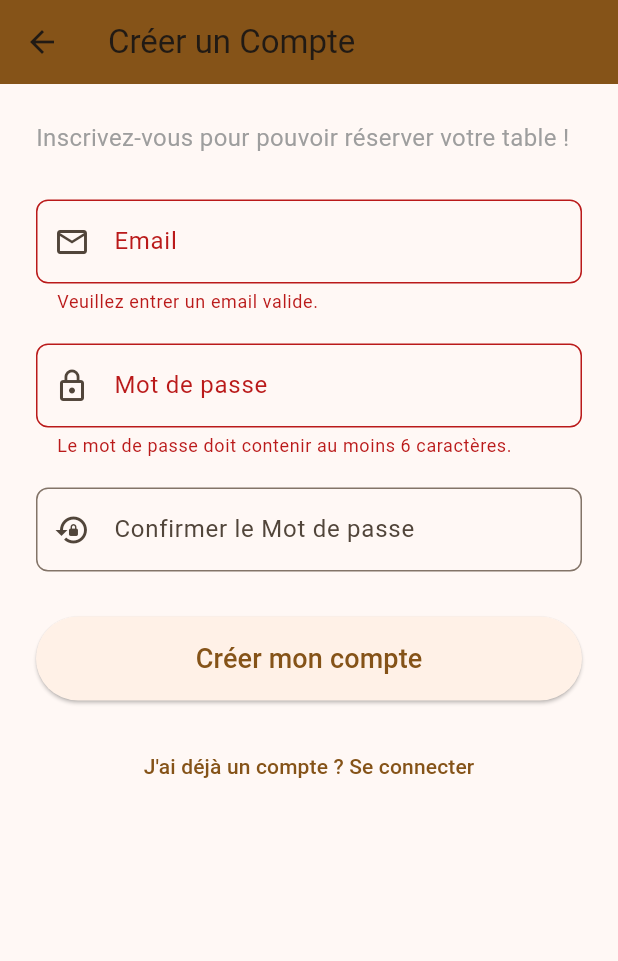
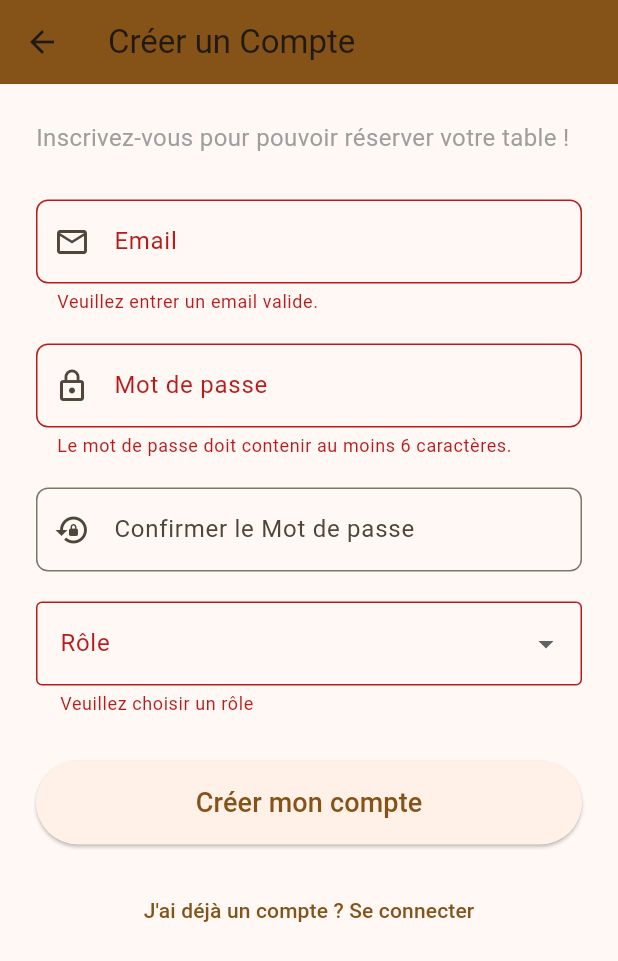
Before and after one commit to mmoyaerts/app_resto_flutter, a Flutter app: the CreateAccountScreen screen opened directly, after a tap on "Créer mon compte", on a phone screen of 412 x 824 dp. Shown: the top 961 px of the screen. Run offline on Flutter 3.47's test engine with Material 3 defaults, Android fonts, the phone set to English and light mode, and no system bars.

Commit message:
correction bug

```diff
--- a/lib/model/user.dart
+++ b/lib/model/user.dart
@@ -2,15 +2,17 @@
 class User {
   final String id;
   final String email;
-  final String name; // Si le nom est stocké
+  final String name;
+  final String role;
 
-  User({required this.id, required this.email, this.name = ''});
+  User({required this.id, required this.email, this.name = '', required this.role});
 
   factory User.fromJson(Map<String, dynamic> json) {
     return User(
       id: json['id'] as String,
       email: json['email'] as String,
       name: json['name'] as String? ?? '',
+      role: json['role'] as String,
     );
   }
 }
--- a/lib/screen/create_account_screen.dart
+++ b/lib/screen/create_account_screen.dart
@@ -1,7 +1,5 @@
 import 'package:flutter/material.dart';
 import '../widgets/custom_text_field.dart';
-// Note : Vous devrez ajuster cet import si le nom de votre projet n'est pas 'resto_app'
-// import 'package:resto_app/service/auth_service.dart';
 
 class CreateAccountScreen extends StatefulWidget {
   const CreateAccountScreen({super.key});
@@ -17,35 +15,28 @@ class _CreateAccountScreenState extends State<CreateAccountScreen> {
   final TextEditingController _confirmPasswordController = TextEditingController();
   bool _isLoading = false;
 
+  // Liste des rôles
+  final List<String> _roles = ['Client', 'Serveur', 'Admin'];
+  String? _selectedRole;
+
   void _submitForm() async {
     if (_formKey.currentState!.validate()) {
-      setState(() {
-        _isLoading = true;
-      });
+      setState(() => _isLoading = true);
 
-      // TODO[cite: 102]: Implémenter la logique de création de compte (email/mot de passe minimum)
-      // Ex: final authService = AuthService();
-      // Ex: final success = await authService.register(_emailController.text, _passwordController.text);
+      // Simulation d'appel API
+      await Future.delayed(const Duration(seconds: 1));
 
-      await Future.delayed(const Duration(seconds: 1)); // Simulation d'appel API
+      setState(() => _isLoading = false);
 
-      setState(() {
-        _isLoading = false;
-      });
+      // Afficher le rôle choisi dans la console pour vérifier
+      print('Rôle choisi : $_selectedRole');
 
-      if (true) { // Remplacez 'true' par la réponse réelle de l'API
-        print('Compte créé : Naviguer vers l\'écran de connexion');
-        // Afficher un message de succès
-        ScaffoldMessenger.of(context).showSnackBar(
-          const SnackBar(content: Text('Compte créé avec succès ! Veuillez vous connecter.')),
-        );
-        Navigator.pop(context); // Retour à l'écran de connexion
-      } else {
-        // Afficher une erreur
-        ScaffoldMessenger.of(context).showSnackBar(
-          const SnackBar(content: Text('Erreur lors de la création du compte.')),
-        );
-      }
+      // Afficher un message de succès
+      ScaffoldMessenger.of(context).showSnackBar(
+        const SnackBar(content: Text('Compte créé avec succès ! Veuillez vous connecter.')),
+      );
+
+      Navigator.pop(context); // Retour à l'écran de connexion
     }
   }
 
@@ -120,6 +111,33 @@ class _CreateAccountScreenState extends State<CreateAccountScreen> {
                   return null;
                 },
               ),
+              const SizedBox(height: 20),
+
+              // Menu déroulant pour le rôle
+              DropdownButtonFormField<String>(
+                value: _selectedRole,
+                decoration: const InputDecoration(
+                  border: OutlineInputBorder(),
+                  labelText: 'Rôle',
+                ),
+                items: _roles.map((role) {
+                  return DropdownMenuItem<String>(
+                    value: role,
+                    child: Text(role),
+                  );
+                }).toList(),
+                onChanged: (value) {
+                  setState(() {
+                    _selectedRole = value;
+                  });
+                },
+                validator: (value) {
+                  if (value == null || value.isEmpty) {
+                    return 'Veuillez choisir un rôle';
+                  }
+                  return null;
+                },
+              ),
               const SizedBox(height: 30),
 
               // Bouton d'inscription
--- a/lib/screen/login_screen.dart
+++ b/lib/screen/login_screen.dart
@@ -59,10 +59,6 @@ class _LoginScreenState extends State<LoginScreen> {
   @override
   Widget build(BuildContext context) {
     return Scaffold(
-      appBar: AppBar(
-        title: const Text('Se connecter'),
-        backgroundColor: Theme.of(context).primaryColor,
-      ),
       body: SingleChildScrollView(
         padding: const EdgeInsets.all(24.0),
         child: Form(
```
Also changed, not shown: lib/screen/reservation_page.dart (+50 -41 lines), lib/service/auth_service.dart (+5 -2 lines).
